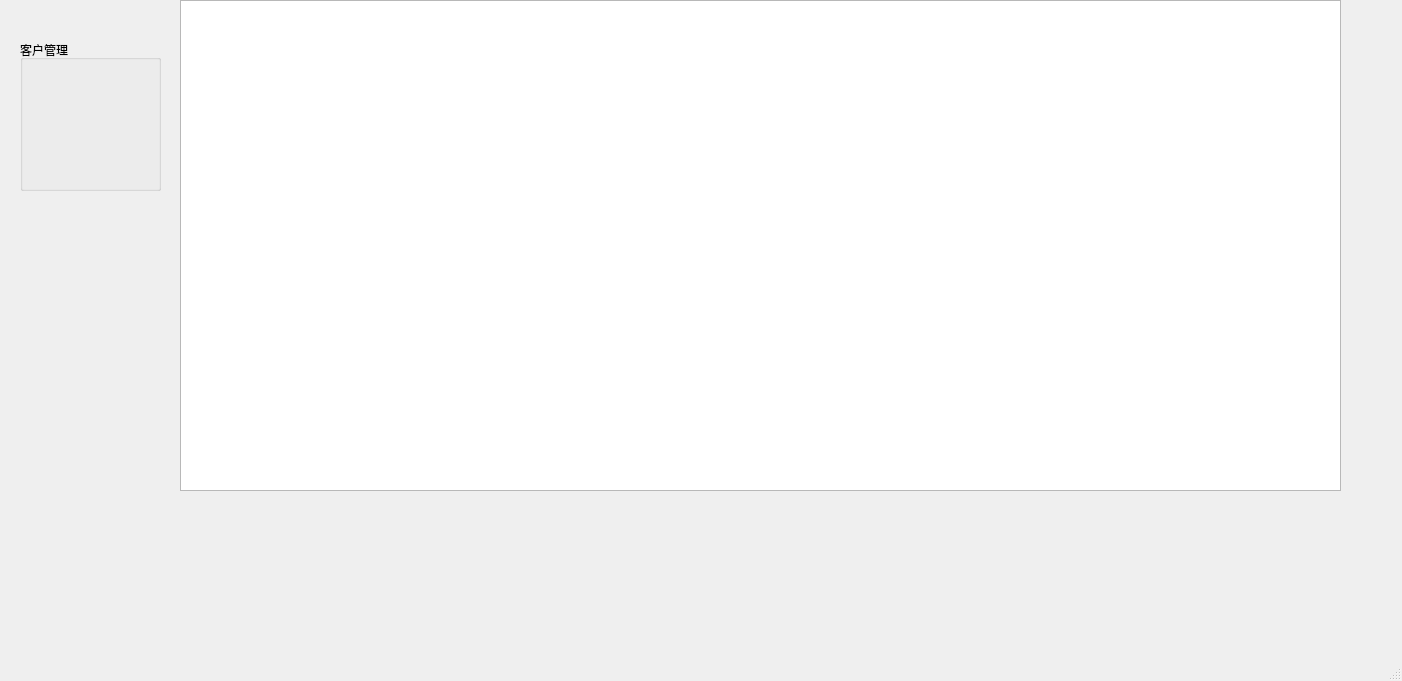
This is mainwindow.ui in JevonK/qt6-crm as Qt 5 draws it before an edit. The edited form follows.
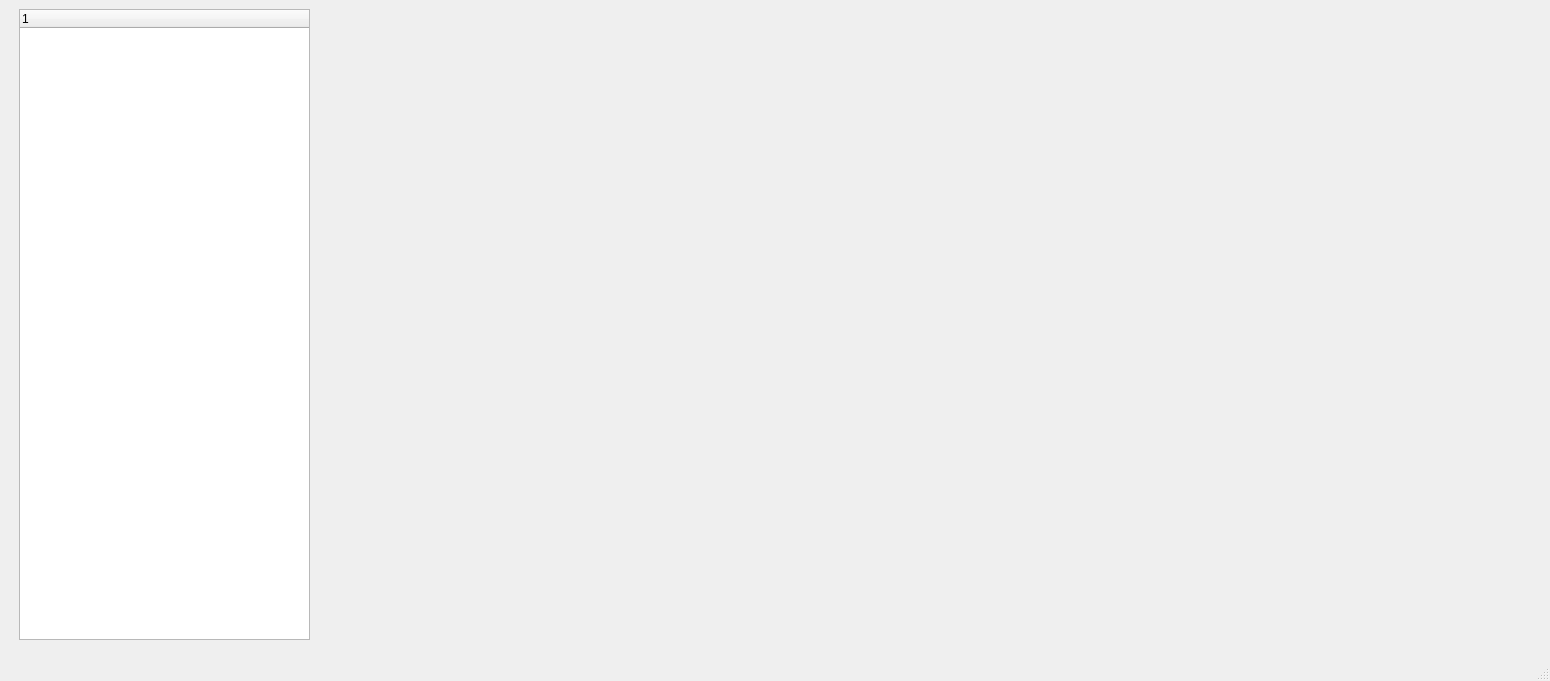
This is the edited form.

Patch:
```diff
--- a/mainwindow.ui
+++ b/mainwindow.ui
@@ -6,7 +6,7 @@
    <rect>
     <x>0</x>
     <y>0</y>
-    <width>1402</width>
+    <width>1550</width>
     <height>681</height>
    </rect>
   </property>
@@ -14,29 +14,37 @@
    <string>主页</string>
   </property>
   <widget class="QWidget" name="centralwidget">
-   <widget class="QTableView" name="admin">
+   <layout class="QGridLayout" name="gridLayout">
+    <item row="0" column="0">
+     <widget class="QWidget" name="widget" native="true">
+      <widget class="QTreeWidget" name="menu">
     <property name="geometry">
      <rect>
-      <x>180</x>
+         <x>10</x>
       <y>0</y>
-      <width>1161</width>
-      <height>491</height>
-     </rect>
-    </property>
-   </widget>
-   <widget class="QGroupBox" name="groupBox">
+         <width>291</width>
+         <height>631</height>
+        </rect>
+       </property>
+       <column>
+        <property name="text">
+         <string notr="true">1</string>
+        </property>
+       </column>
+      </widget>
+      <widget class="QWidget" name="main" native="true">
     <property name="geometry">
      <rect>
-      <x>20</x>
-      <y>40</y>
-      <width>141</width>
-      <height>151</height>
-     </rect>
-    </property>
-    <property name="title">
-     <string>客户管理</string>
-    </property>
-   </widget>
+         <x>330</x>
+         <y>0</y>
+         <width>1191</width>
+         <height>631</height>
+        </rect>
+       </property>
+      </widget>
+     </widget>
+    </item>
+   </layout>
   </widget>
   <widget class="QStatusBar" name="statusbar"/>
   <action name="actionlogin">
```
Lines whose indentation alone changed are shown as unchanged.
